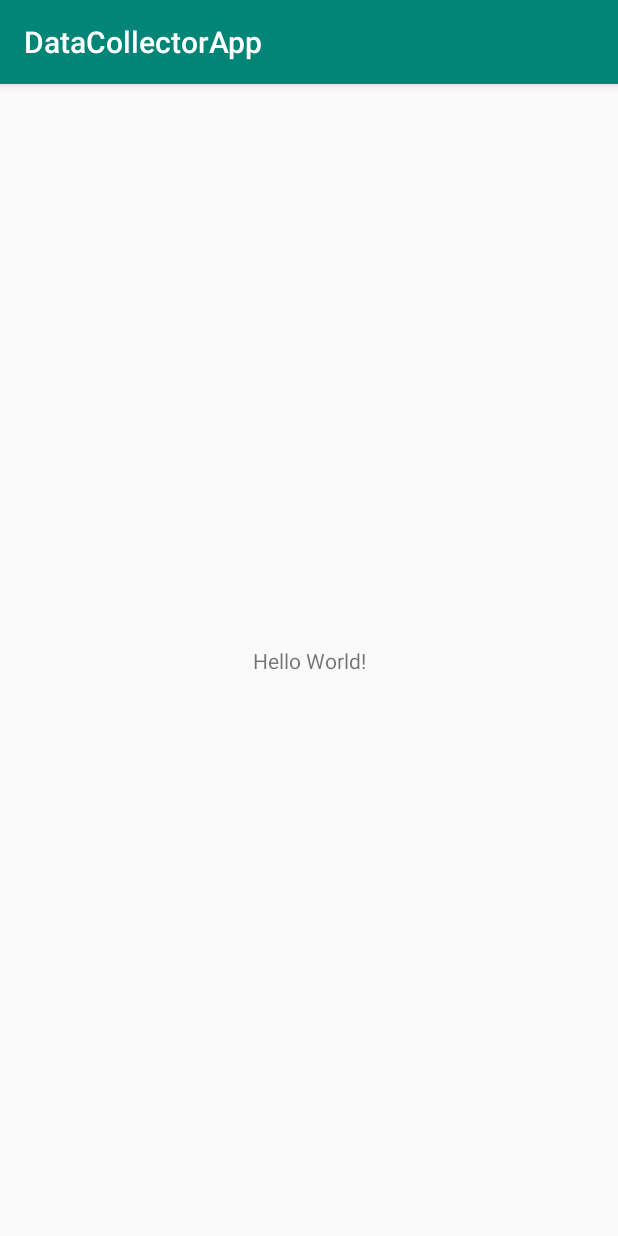
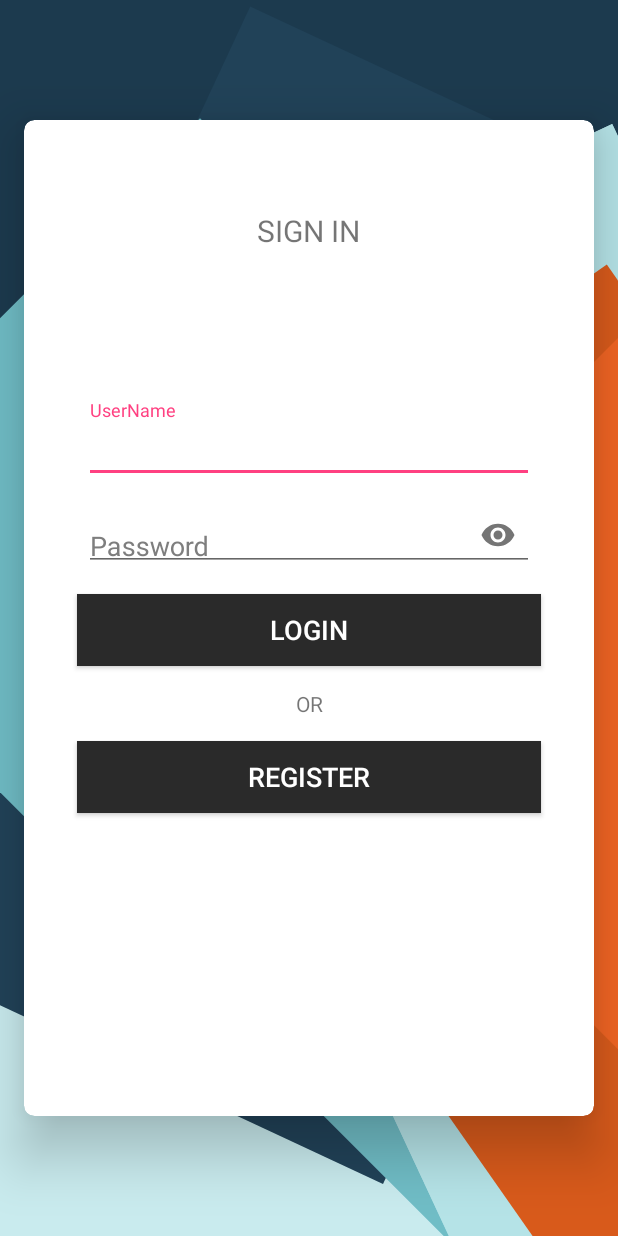
Before and after one commit to hardcastle-jeet/DataCollector, an Android app: the screen it shows after launch (MainActivity before the commit, LoginActivity after it), on a phone screen of 412 x 824 dp. Run offline under Robolectric (Android 15) with nearby library versions, the light colour scheme and no system bars.

Commit message:
register and login page

```diff
--- a/app/build.gradle
+++ b/app/build.gradle
@@ -25,4 +25,6 @@ dependencies {
     testImplementation 'junit:junit:4.12'
     androidTestImplementation 'com.android.support.test:runner:1.0.2'
     androidTestImplementation 'com.android.support.test.espresso:espresso-core:3.0.2'
+    implementation 'com.android.support:design:28.0.0-rc01'
+
 }
--- /dev/null
+++ b/app/src/main/java/com/hardcastle/datacollectorapp/LoginActivity.java
@@ -0,0 +1,53 @@
+package com.hardcastle.datacollectorapp;
+
+import android.content.Intent;
+import android.support.v7.app.AppCompatActivity;
+import android.os.Bundle;
+import android.view.View;
+import android.widget.Button;
+import android.widget.EditText;
+import android.widget.Toast;
+
+public class LoginActivity extends AppCompatActivity implements View.OnClickListener {
+
+
+    private Button button_login;
+    private EditText et_username;
+    private EditText et_password;
+
+    @Override
+    protected void onCreate(Bundle savedInstanceState) {
+        super.onCreate(savedInstanceState);
+        setContentView(R.layout.activity_login);
+        getSupportActionBar().hide();
+        button_login = findViewById(R.id.btn_login);
+        et_username = findViewById(R.id.et_username);
+        et_password = findViewById(R.id.et_password);
+
+        button_login.setOnClickListener(this);
+    }
+
+    @Override
+    public void onClick(View v) {
+
+        if (et_username.getText().toString().isEmpty()) {
+
+            Toast.makeText(this, "Please Enter UserName", Toast.LENGTH_SHORT).show();
+        } else if (et_password.getText().toString().isEmpty()) {
+
+            Toast.makeText(this, "Please Enter Password", Toast.LENGTH_SHORT).show();
+        } else if (et_username.getText().toString().equals("admin") && et_password.getText().toString().equals("admin123")) {
+
+            /*Intent intent = new Intent(LoginActivity.this, FirstActivity.class);
+            startActivity(intent);*/
+        } else {
+            Toast.makeText(this, "Please Enter Valid UserName & Password", Toast.LENGTH_SHORT).show();
+
+        }
+    }
+
+    public void onRegister(View view) {
+        Intent intent = new Intent(LoginActivity.this, RegistrationActivity.class);
+        startActivity(intent);
+    }
+}
--- /dev/null
+++ b/app/src/main/res/drawable/bg_design.xml
@@ -0,0 +1,99 @@
+<?xml version="1.0" encoding="utf-8"?><!--
+  ~ Copyright (C) 2017 MINDORKS NEXTGEN PRIVATE LIMITED
+  ~ Licensed under the Apache License, Version 2.0 (the "License");
+  ~ you may not use this file except in compliance with the License.
+  ~ You may obtain a copy of the License at
+  ~
+  ~     https://mindorks.com/license/apache-v2
+  ~
+  ~ Unless required by applicable law or agreed to in writing, software
+  ~ distributed under the License is distributed on an "AS IS" BASIS,
+  ~ WITHOUT WARRANTIES OR CONDITIONS OF ANY KIND, either express or implied.
+  ~ See the License for the specific language governing permissions and
+  ~ limitations under the License
+  -->
+
+<layer-list xmlns:android="http://schemas.android.com/apk/res/android">
+    <item>
+        <shape android:shape="rectangle">
+            <solid android:color="@color/cyan_light" />
+        </shape>
+    </item>
+    <item android:bottom="300dp">
+        <rotate
+            android:fromDegrees="0"
+            android:pivotX="0%"
+            android:pivotY="0%"
+            android:toDegrees="45">
+            <shape android:shape="rectangle">
+                <solid android:color="@color/navy_blue_dark" />
+            </shape>
+        </rotate>
+    </item>
+    <item android:top="150dp">
+        <rotate
+            android:fromDegrees="25"
+            android:pivotX="100%"
+            android:pivotY="45%"
+            android:toDegrees="45">
+            <shape android:shape="rectangle">
+                <solid android:color="@color/navy_blue" />
+            </shape>
+        </rotate>
+    </item>
+    <item android:top="100dp">
+        <rotate
+            android:fromDegrees="-45"
+            android:pivotX="60%"
+            android:pivotY="45%"
+            android:toDegrees="45">
+            <shape android:shape="rectangle">
+                <solid android:color="@color/cyan_dark" />
+            </shape>
+        </rotate>
+    </item>
+    <item android:top="100dp">
+        <rotate
+            android:fromDegrees="-25"
+            android:pivotX="90%"
+            android:pivotY="0%"
+            android:toDegrees="45">
+            <shape android:shape="rectangle">
+                <solid android:color="@color/cyan" />
+            </shape>
+        </rotate>
+    </item>
+    <item android:top="100dp">
+        <rotate
+            android:fromDegrees="-25"
+            android:pivotX="90%"
+            android:pivotY="0%"
+            android:toDegrees="45">
+            <shape android:shape="rectangle">
+                <solid android:color="@color/cyan" />
+            </shape>
+        </rotate>
+    </item>
+    <item android:top="200dp">
+        <rotate
+            android:fromDegrees="-35"
+            android:pivotX="90%"
+            android:pivotY="0%"
+            android:toDegrees="45">
+            <shape android:shape="rectangle">
+                <solid android:color="@color/red_dark2" />
+            </shape>
+        </rotate>
+    </item>
+    <item android:top="40dp">
+        <rotate
+            android:fromDegrees="-45"
+            android:pivotX="145%"
+            android:pivotY="0%"
+            android:toDegrees="45">
+            <shape android:shape="rectangle">
+                <solid android:color="@color/red_dark" />
+            </shape>
+        </rotate>
+    </item>
+</layer-list>
--- /dev/null
+++ b/app/src/main/res/layout/activity_login.xml
@@ -0,0 +1,127 @@
+<?xml version="1.0" encoding="utf-8"?><!--
+  ~ Copyright (C) 2017 MINDORKS NEXTGEN PRIVATE LIMITED
+  ~ Licensed under the Apache License, Version 2.0 (the "License");
+  ~ you may not use this file except in compliance with the License.
+  ~ You may obtain a copy of the License at
+  ~
+  ~     https://mindorks.com/license/apache-v2
+  ~
+  ~ Unless required by applicable law or agreed to in writing, software
+  ~ distributed under the License is distributed on an "AS IS" BASIS,
+  ~ WITHOUT WARRANTIES OR CONDITIONS OF ANY KIND, either express or implied.
+  ~ See the License for the specific language governing permissions and
+  ~ limitations under the License
+  -->
+
+<RelativeLayout xmlns:android="http://schemas.android.com/apk/res/android"
+    xmlns:app="http://schemas.android.com/apk/res-auto"
+    android:id="@+id/activity_main"
+    android:layout_width="match_parent"
+    android:layout_height="match_parent"
+    android:background="@drawable/bg_design">
+
+    <android.support.v7.widget.CardView
+        android:layout_width="match_parent"
+        android:layout_height="match_parent"
+        android:layout_marginLeft="16dp"
+        android:layout_marginTop="80dp"
+        android:layout_marginRight="16dp"
+        android:layout_marginBottom="80dp"
+        app:cardCornerRadius="7dp"
+        app:cardElevation="22dp">
+
+        <TextView
+            android:layout_width="wrap_content"
+            android:layout_height="wrap_content"
+            android:layout_gravity="center|top"
+            android:layout_marginTop="60dp"
+            android:text="Sign In"
+            android:textAllCaps="true"
+            android:textSize="20sp" />
+
+        <LinearLayout
+            android:layout_width="match_parent"
+            android:layout_height="wrap_content"
+            android:layout_gravity="center"
+            android:layout_margin="20dp"
+            android:orientation="vertical">
+
+            <android.support.design.widget.TextInputLayout
+                android:layout_width="match_parent"
+                android:layout_height="wrap_content"
+                android:textColorHint="@color/gray">
+
+                <android.support.design.widget.TextInputEditText
+                    android:id="@+id/et_username"
+                    android:layout_width="match_parent"
+                    android:layout_height="wrap_content"
+                    android:layout_marginLeft="20dp"
+                    android:layout_marginRight="20dp"
+                    android:cursorVisible="true"
+                    android:gravity="center|left|bottom"
+                    android:hint="UserName"
+                    android:inputType="textEmailAddress"
+                    android:maxLength="50"
+                    android:paddingBottom="10dp"
+                    android:textColor="@color/black_effective"
+                    android:textSize="18sp" />
+
+            </android.support.design.widget.TextInputLayout>
+
+            <android.support.design.widget.TextInputLayout
+                android:layout_width="match_parent"
+                android:layout_height="wrap_content"
+                android:hint="Password"
+                android:textColorHint="@color/gray"
+                app:passwordToggleEnabled="true">
+
+                <android.support.design.widget.TextInputEditText
+                    android:id="@+id/et_password"
+                    android:layout_width="match_parent"
+                    android:layout_height="wrap_content"
+                    android:layout_marginLeft="20dp"
+                    android:layout_marginTop="30dp"
+                    android:layout_marginRight="20dp"
+                    android:cursorVisible="true"
+                    android:gravity="center|left|bottom"
+                    android:inputType="textPassword"
+                    android:maxLength="50"
+                    android:paddingBottom="10dp"
+                    android:textColor="@color/black_effective"
+                    android:textSize="18sp" />
+
+            </android.support.design.widget.TextInputLayout>
+
+            <Button
+                android:id="@+id/btn_login"
+                android:layout_width="match_parent"
+                android:layout_height="wrap_content"
+                android:layout_gravity="center"
+                android:layout_margin="15dp"
+                android:background="@color/black_effective"
+                android:padding="10dp"
+                android:text="Login"
+                android:textColor="@color/white"
+                android:textSize="18dp" />
+            <TextView
+                android:gravity="center"
+                android:text="OR"
+                android:layout_width="match_parent"
+                android:layout_height="match_parent" />
+
+            <Button
+                android:id="@+id/btn_register"
+                android:layout_width="match_parent"
+                android:layout_height="wrap_content"
+                android:layout_gravity="center"
+                android:layout_margin="15dp"
+                android:background="@color/black_effective"
+                android:padding="10dp"
+                android:onClick="onRegister"
+                android:text="Register"
+                android:textColor="@color/white"
+                android:textSize="18dp" />
+        </LinearLayout>
+
+    </android.support.v7.widget.CardView>
+</RelativeLayout>
--- a/app/src/main/res/values/colors.xml
+++ b/app/src/main/res/values/colors.xml
@@ -1,6 +1,35 @@
 <?xml version="1.0" encoding="utf-8"?>
 <resources>
-    <color name="colorPrimary">#008577</color>
-    <color name="colorPrimaryDark">#00574B</color>
-    <color name="colorAccent">#D81B60</color>
+    <color name="colorPrimary">@color/blue_black_light</color>
+    <color name="colorPrimaryDark">@color/black</color>
+    <color name="colorAccent">#FF4081</color>
+    <color name="light_gray">#dbdbdb</color>
+    <color name="gray">#7e7e7e</color>
+    <color name="semi_gray">#979797</color>
+    <color name="dark_gray">#696969</color>
+    <color name="bg_color">#f7f7f7</color>
+    <color name="black">#000000</color>
+    <color name="white">#ffffff</color>
+    <color name="black_effective">#2a2a2a</color>
+    <color name="shadow">#d0d8dc</color>
+    <color name="transparent">#00000000</color>
+    <color name="translucent_white">#88ffffff</color>
+    <color name="fb">#3b5998</color>
+    <color name="google">#d34836</color>
+
+    <!--Design colors-->
+    <color name="red_dark">#F06423</color>
+    <color name="red_dark2">#D85A1B</color>
+    <color name="cyan_light">#c9ebee</color>
+    <color name="cyan">#b5e3e7</color>
+    <color name="cyan_dark">#70BDC6</color>
+    <color name="navy_blue">#214258</color>
+    <color name="navy_blue_dark">#1C3A4E</color>
+    <color name="light_green">#78DC96</color>
+    <color name="light_blue">#55C8F0</color>
+    <color name="blue_black_dark">#13171d</color>
+    <color name="blue_black_light">#516179</color>
+    <color name="blue_grey_light">#A5B4C8</color>
+    <color name="orange">#FFA500</color>
+    <color name="yellow">#fff44f</color>
 </resources>
```
Also changed, not shown: app/src/main/AndroidManifest.xml (+8 -0 lines), app/src/main/java/com/hardcastle/datacollectorapp/RegistrationActivity.java (added, +57 -0 lines), app/src/main/res/layout/activity_registration.xml (added, +176 -0 lines).
